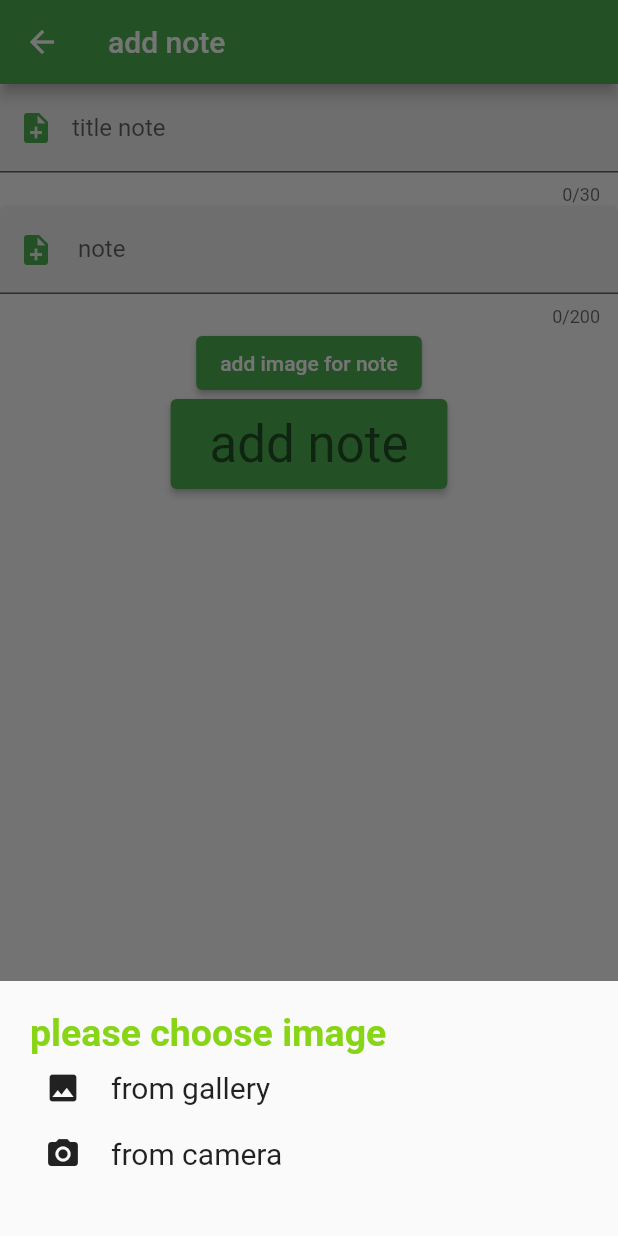
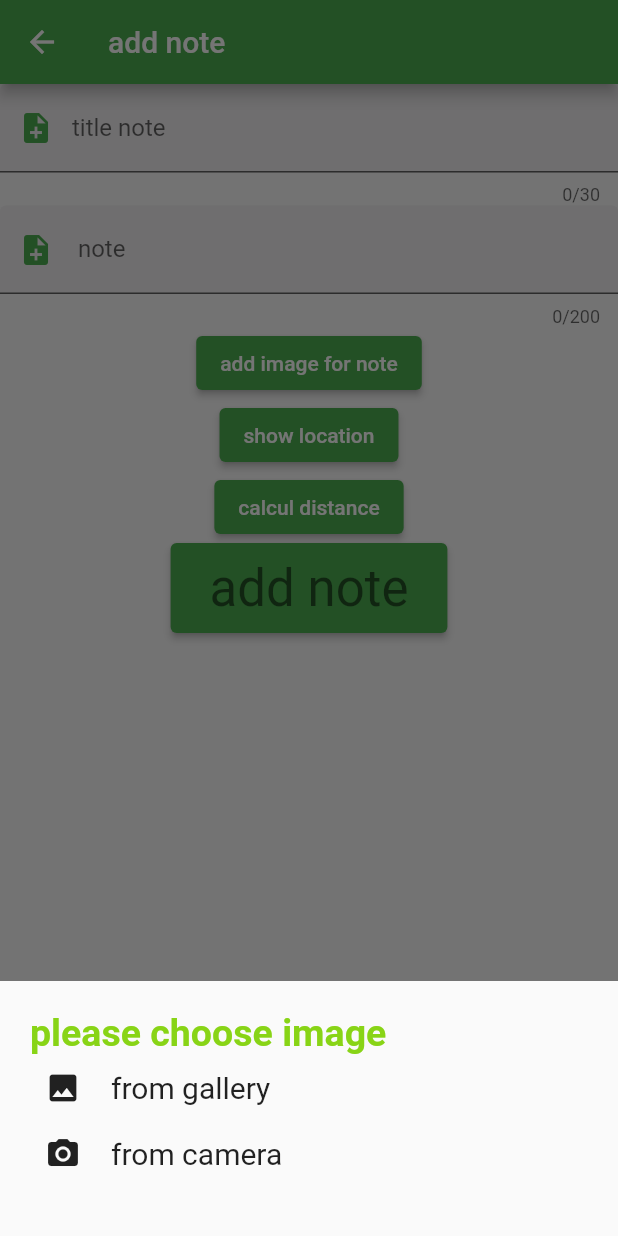
Before and after one commit to mattoussii/hive_git, a Flutter app: the add screen opened by its route, after a tap on "add image for note", on a phone screen of 412 x 824 dp. Run offline on Flutter 3.47's test engine with Material 2 defaults, Android fonts, the light colour scheme and no system bars; our stand-ins replace awesome_dialog, barcode_widget, firebase_auth, firebase_core, geocoding, geolocator and 3 more; missing offline and left inert: flutter_qr_bar_scanner; accounts and stored records are empty; network calls fail.

Commit message:
location

```diff
--- a/lib/screens/crud/add.dart
+++ b/lib/screens/crud/add.dart
@@ -1,10 +1,11 @@
-// ignore_for_file: camel_case_types, prefer_const_constructors, avoid_unnecessary_containers, sized_box_for_whitespace, prefer_const_literals_to_create_immutables
-
-
+// ignore_for_file: camel_case_types, prefer_const_constructors, avoid_unnecessary_containers, sized_box_for_whitespace, prefer_const_literals_to_create_immutables, unused_import, unused_local_variable, use_build_context_synchronously, avoid_single_cascade_in_expression_statements, prefer_typing_uninitialized_variables, avoid_print, non_constant_identifier_names
+import 'package:awesome_dialog/awesome_dialog.dart';
 import 'package:firebase_auth_app/constants.dart';
-
 import 'package:flutter/material.dart';
-
+import 'package:geocoding/geocoding.dart';
+import 'package:geolocator/geolocator.dart';
+import 'package:google_fonts/google_fonts.dart';
+import 'package:google_maps_flutter/google_maps_flutter.dart';
 
 
 
@@ -13,12 +14,56 @@ import 'package:flutter/material.dart';
 
 class add extends StatefulWidget {
   const add({super.key});
-
   @override
   State<add> createState() => _addState();
 }
+class _addState extends State<add> {
 
-class _addState extends State<add> {
+   Position? cl ;
+
+
+
+  Future getPositon() async {
+    bool services ;
+    LocationPermission per ;
+     services = await Geolocator.isLocationServiceEnabled() ;
+
+     if(services == false){
+      AwesomeDialog(
+        context: context ,
+        title: "services",
+        body:
+        Text('services not enable',
+                 style: GoogleFonts.robotoCondensed(
+                    fontSize: 20,fontWeight: FontWeight.normal, color: Colors.black,
+                  ),
+              ),
+        btnOkOnPress: () {},
+        )..show();}
+    per = await Geolocator.checkPermission() ;
+    if( per == LocationPermission.denied) {
+      per = await Geolocator.requestPermission() ;
+      if(per == LocationPermission.always ){
+        getLatAndLong();
+      }
+    }
+  }
+
+  Future<Position> getLatAndLong() async {
+    return await Geolocator.getCurrentPosition().then((value) =>  value);
+  }
+
+
+
+
+
+
+  @override
+  void initState() {
+    getPositon();
+    super.initState();
+  }
+
   @override
   Widget build(BuildContext context) {
     return Scaffold(
@@ -29,7 +74,6 @@ class _addState extends State<add> {
         children: [
           Form(child: Column(
             children: [
-
               TextFormField(
                 maxLength: 30 ,
                 decoration: InputDecoration(
@@ -38,9 +82,9 @@ class _addState extends State<add> {
                 labelText: 'title note',
                  iconColor: Colors.black,
                 prefixIcon: Icon(Icons.note_add , color:  Colors.green,)
-              ),),
-
-                TextFormField(
+              ),
+              ),
+              TextFormField(
                   minLines: 1,
                   maxLines: 3,
                   maxLength: 200 ,
@@ -50,20 +94,45 @@ class _addState extends State<add> {
                 labelText: ' note',
                  iconColor: Colors.black,
                 prefixIcon: Icon(Icons.note_add , color:  Colors.green,)
-              ),),
+              ),
+              ),
+              //add image front
               ElevatedButton(onPressed: (){
                 showButtomSheet();
               },
               child:  Text('add image for note'),),
+              //location(get latitude and longitude) button
+              ElevatedButton(onPressed: () async {
+                cl = await getLatAndLong()  ;
+                print('lat ${cl!.latitude}');
+                print('lat ${cl!.longitude}');
+                List<Placemark> placemarks = await
+                placemarkFromCoordinates(cl!.latitude,cl!.longitude);
+                print(placemarks[0].locality);
+              }
+              , child: Text('show location')
+              ),
+              //calcul distance entre deux place
+              ElevatedButton(onPressed: () async{
+                var distanceBetweeen =  Geolocator.distanceBetween(
+                  22.352698, 24.236514, 36.215874, 40.235418) ;
+                var DistanceKm = distanceBetweeen / 1000 ;
+                print(DistanceKm) ;
+
+              },
+              child: Text('calcul distance')),
 
 
-               ElevatedButton(onPressed: (){},
+
+              ElevatedButton(onPressed: (){},
                            child:  Padding(
                              padding: const EdgeInsets.all(10),
                              child: Text('add note',
                              style: Theme.of(context).textTheme.headlineMedium,),
                            ),
                            ),
+
+
             ],
           ))
         ],
--- a/lib/screens/help.dart
+++ b/lib/screens/help.dart
@@ -68,7 +68,7 @@ Widget build(BuildContext context) {
       backgroundColor: kPrimaryColor,
       elevation: 0,
       title: Text(
-        'visite',
+        'help',
          style: GoogleFonts.robotoCondensed(
                    fontSize: 20,fontWeight: FontWeight.normal, color: Colors.black,
                   ),),
--- a/lib/screens/visite.dart
+++ b/lib/screens/visite.dart
@@ -49,7 +49,7 @@ class _visiteScreenState extends State<visiteScreen> {
       backgroundColor: kPrimaryColor,
       elevation: 0,
       title: Text(
-        'help',
+        'visite',
          style: GoogleFonts.robotoCondensed(
                    fontSize: 20,fontWeight: FontWeight.normal, color: Colors.black,
                   ),),
```
Also changed, not shown: lib/screens/signup_screen.dart (+7 -57 lines), pubspec.yaml (+25 -0 lines), icons/logo.png (added), pubspec.lock, 51 other files.
